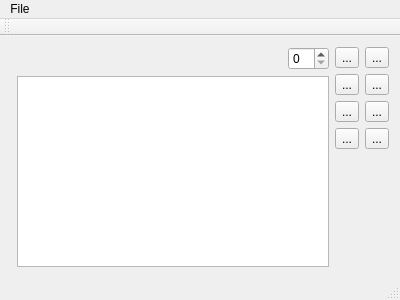
This is mainwindow.ui in mcFrax/noteclick as Qt 5 draws it before an edit. The edited form follows.
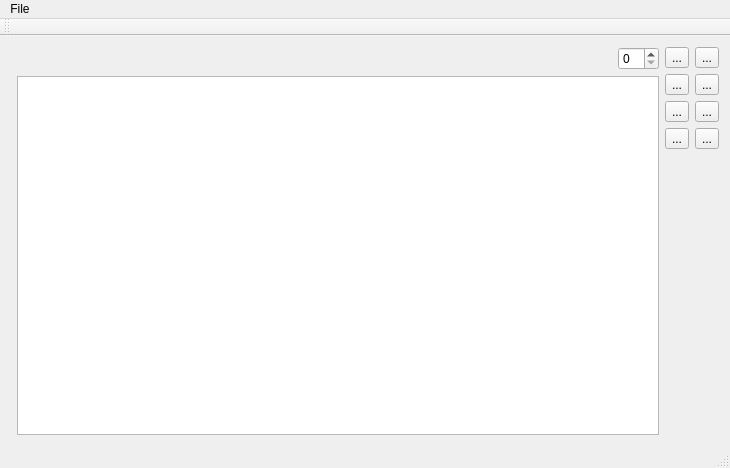
This is the edited form. Custom widgets are drawn as their Qt base class.

What changed in the file:
```diff
--- a/mainwindow.ui
+++ b/mainwindow.ui
@@ -6,8 +6,8 @@
    <rect>
     <x>0</x>
     <y>0</y>
-    <width>400</width>
-    <height>300</height>
+    <width>730</width>
+    <height>468</height>
    </rect>
   </property>
   <property name="windowTitle">
@@ -125,7 +125,7 @@
     <rect>
      <x>0</x>
      <y>0</y>
-     <width>400</width>
+     <width>730</width>
      <height>29</height>
     </rect>
    </property>
```
